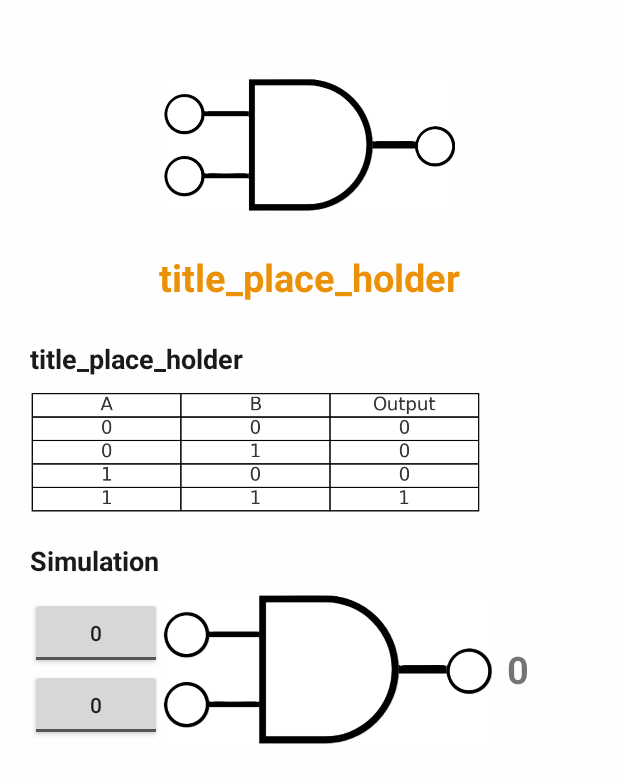
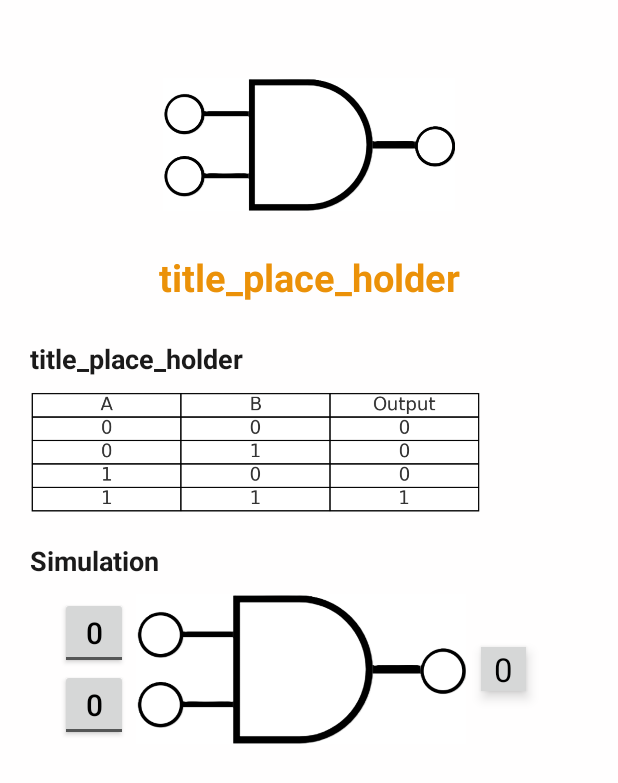
Before and after one commit to Nikhil-K09/logic-gates-app, an Android app: the DetailActivity screen opened directly, with no data from a screen before it, on a phone screen of 412 x 824 dp. Shown: the top 783 px of the screen. Run offline under Robolectric (Android 15) with nearby library versions, the phone set to English and light mode, and no system bars.

Commit message:
version 1.2

```diff
--- a/app/src/main/res/layout/activity_detail.xml
+++ b/app/src/main/res/layout/activity_detail.xml
@@ -75,19 +75,25 @@
             android:layout_width="wrap_content"
             android:layout_height="wrap_content"
             android:orientation="vertical"
+            android:layout_marginLeft="20dp"
             android:layout_gravity="center_vertical">
+
             <ToggleButton
                 android:id="@+id/sim_button_1"
-                android:layout_width="match_parent"
+                android:layout_width="45dp"
                 android:layout_height="match_parent"
                 android:text="1"
+                style="@style/SIMBUTTONS"
                 android:textOff="0"
-                android:textOn="1" />
+                android:textOn="1"
+                android:textSize="20sp" />
             <ToggleButton
                 android:id="@+id/sim_button_2"
-                android:layout_width="match_parent"
+                android:layout_width="45dp"
                 android:layout_height="match_parent"
+                style="@style/SIMBUTTONS"
                 android:text="1"
+                android:textSize="20sp"
                 android:textOff="0"
                 android:textOn="1" />
         </LinearLayout>
@@ -97,17 +103,20 @@
             android:layout_height="match_parent"
             android:contentDescription="@string/cover"
             android:src="@drawable/and"
-            android:adjustViewBounds="true"/>
+            android:adjustViewBounds="true"
+            android:layout_marginLeft="5dp"
+            android:layout_marginRight="10dp"/>
 
         <TextView
             android:id="@+id/sim_result"
-            android:layout_width="match_parent"
-            android:layout_height="match_parent"
+            android:layout_width="30dp"
+            style="@style/SIMRESULT"
+            android:layout_height="wrap_content"
+            android:layout_gravity="center_vertical"
+            android:textAlignment="center"
+            android:elevation="5dp"
             android:text="0"
-            android:textStyle="bold"
-            android:textSize="25sp"
-            android:paddingLeft="10dp"
-            android:gravity="center_vertical"/>
+            android:textSize="22sp"/>
 
 
     </LinearLayout>
--- a/app/src/main/res/values-night/themes.xml
+++ b/app/src/main/res/values-night/themes.xml
@@ -43,6 +43,15 @@
         <item name="android:background">@color/orange</item>
     </style>
 
+    <style name="SIMBUTTONS">
+        <item name="android:textColorLink">@color/white</item>
+        <item name="android:textColor">@color/white</item>
+    </style>
+    <style name="SIMRESULT">
+        <item name="android:textColor">@color/white</item>
+        <item name="android:background">@color/nightGrey</item>
+    </style>
+
     <style name="CARD">
         <item name="android:textColor">#FFFFFF</item>
         <item name="android:background">@color/orange</item>
--- a/app/src/main/res/values/colors.xml
+++ b/app/src/main/res/values/colors.xml
@@ -3,6 +3,8 @@
     <color name="black">#FF000000</color>
     <color name="white">#FFFFFFFF</color>
     <color name="frost_white">#FFFEFE</color>
+    <color name="grey">#D6D7D7</color>
+    <color name="nightGrey">#5A595B</color>
     <color name="darkGrey">#1B1A1A</color>
     <color name="orange">#EB9108</color>
 </resources>
--- a/app/src/main/res/values/themes.xml
+++ b/app/src/main/res/values/themes.xml
@@ -42,6 +42,15 @@
         <item name="android:background">@color/orange</item>
     </style>
 
+    <style name="SIMBUTTONS">
+        <item name="android:textColorLink">@color/nightGrey</item>
+        <item name="android:textColor">@color/black</item>
+    </style>
+    <style name="SIMRESULT">
+        <item name="android:textColor">@color/black</item>
+        <item name="android:background">@color/grey</item>
+    </style>
+
     <style name="CARD">
         <item name="android:textColor">#000</item>
         <item name="android:background">@color/orange</item>
```
